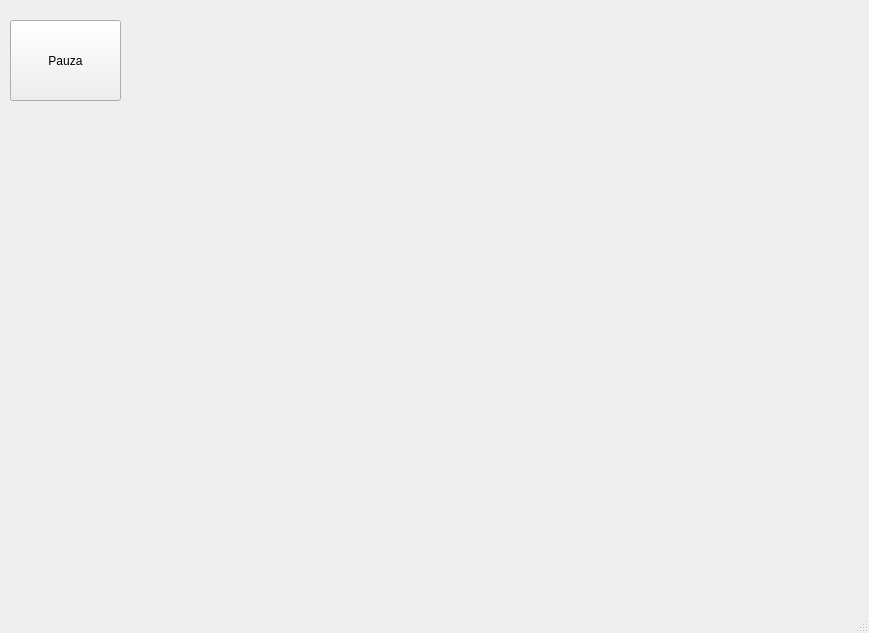
The window that prj/QT/mainwindow.ui (BenZdunczuk/Retro_Pong) describes before a commit, drawn with Qt 5.
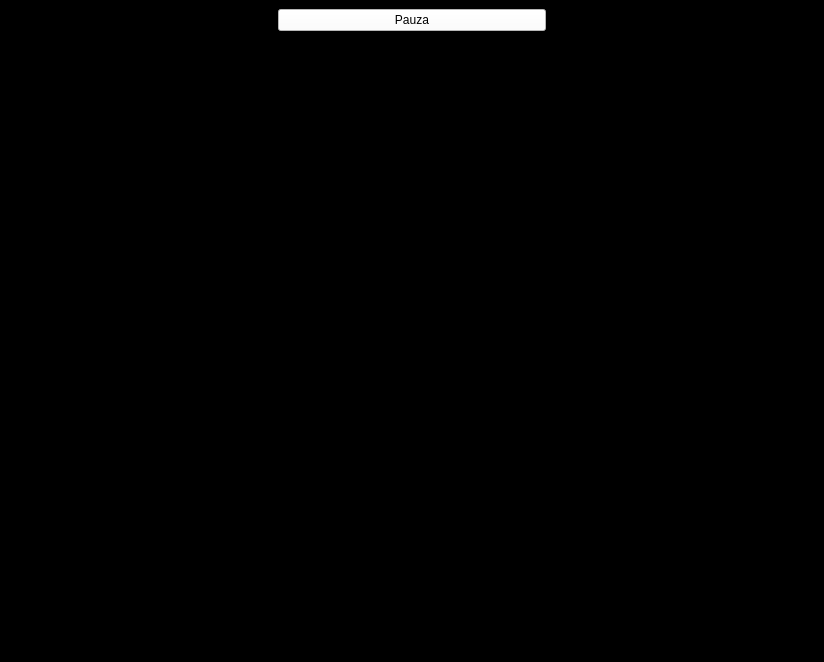
The same window after the commit.

What changed in the file:
```diff
--- a/prj/QT/mainwindow.ui
+++ b/prj/QT/mainwindow.ui
@@ -6,49 +6,120 @@
    <rect>
     <x>0</x>
     <y>0</y>
-    <width>869</width>
-    <height>633</height>
+    <width>824</width>
+    <height>662</height>
    </rect>
   </property>
+  <property name="sizePolicy">
+   <sizepolicy hsizetype="Expanding" vsizetype="Expanding">
+    <horstretch>0</horstretch>
+    <verstretch>0</verstretch>
+   </sizepolicy>
+  </property>
+  <property name="minimumSize">
+   <size>
+    <width>600</width>
+    <height>500</height>
+   </size>
+  </property>
   <property name="windowTitle">
-   <string>MainWindow</string>
+   <string>Pong</string>
+  </property>
+  <property name="autoFillBackground">
+   <bool>false</bool>
+  </property>
+  <property name="styleSheet">
+   <string notr="true">background-color: black;
+color: white;</string>
+  </property>
+  <property name="toolButtonStyle">
+   <enum>Qt::ToolButtonStyle::ToolButtonIconOnly</enum>
   </property>
   <widget class="QWidget" name="centralwidget">
-   <widget class="QPushButton" name="buttonPause">
-    <property name="geometry">
-     <rect>
-      <x>10</x>
-      <y>20</y>
-      <width>111</width>
-      <height>81</height>
-     </rect>
-    </property>
-    <property name="text">
-     <string>Pauza</string>
-    </property>
-   </widget>
-   <widget class="QWidget" name="gameWidget" native="true">
-    <property name="geometry">
-     <rect>
-      <x>50</x>
-      <y>130</y>
-      <width>801</width>
-      <height>441</height>
-     </rect>
-    </property>
-   </widget>
+   <layout class="QGridLayout" name="gridLayout_2">
+    <item row="0" column="0">
+     <layout class="QGridLayout" name="gridLayout">
+      <item row="0" column="0">
+       <layout class="QHBoxLayout" name="horizontalLayout">
+        <item>
+         <spacer name="horizontalSpacer">
+          <property name="orientation">
+           <enum>Qt::Orientation::Horizontal</enum>
+          </property>
+          <property name="sizeType">
+           <enum>QSizePolicy::Policy::Expanding</enum>
+          </property>
+          <property name="sizeHint" stdset="0">
+           <size>
+            <width>40</width>
+            <height>20</height>
+           </size>
+          </property>
+         </spacer>
+        </item>
+        <item>
+         <widget class="QPushButton" name="buttonPause">
+          <property name="sizePolicy">
+           <sizepolicy hsizetype="Expanding" vsizetype="Preferred">
+            <horstretch>0</horstretch>
+            <verstretch>0</verstretch>
+           </sizepolicy>
+          </property>
+          <property name="styleSheet">
+           <string notr="true">QWidget {
+    background-color: white;
+    color: black;
+}</string>
+          </property>
+          <property name="text">
+           <string>Pauza</string>
+          </property>
+          <property name="checkable">
+           <bool>false</bool>
+          </property>
+         </widget>
+        </item>
+        <item>
+         <spacer name="horizontalSpacer_2">
+          <property name="orientation">
+           <enum>Qt::Orientation::Horizontal</enum>
+          </property>
+          <property name="sizeType">
+           <enum>QSizePolicy::Policy::Expanding</enum>
+          </property>
+          <property name="sizeHint" stdset="0">
+           <size>
+            <width>40</width>
+            <height>20</height>
+           </size>
+          </property>
+         </spacer>
+        </item>
+       </layout>
+      </item>
+      <item row="1" column="0">
+       <widget class="QWidget" name="gameWidget" native="true">
+        <property name="sizePolicy">
+         <sizepolicy hsizetype="Expanding" vsizetype="Expanding">
+          <horstretch>0</horstretch>
+          <verstretch>0</verstretch>
+         </sizepolicy>
+        </property>
+        <property name="minimumSize">
+         <size>
+          <width>100</width>
+          <height>100</height>
+         </size>
+        </property>
+        <property name="autoFillBackground">
+         <bool>false</bool>
+        </property>
+       </widget>
+      </item>
+     </layout>
+    </item>
+   </layout>
   </widget>
-  <widget class="QMenuBar" name="menubar">
-   <property name="geometry">
-    <rect>
-     <x>0</x>
-     <y>0</y>
-     <width>869</width>
-     <height>26</height>
-    </rect>
-   </property>
-  </widget>
-  <widget class="QStatusBar" name="statusbar"/>
  </widget>
  <resources/>
  <connections/>
```
